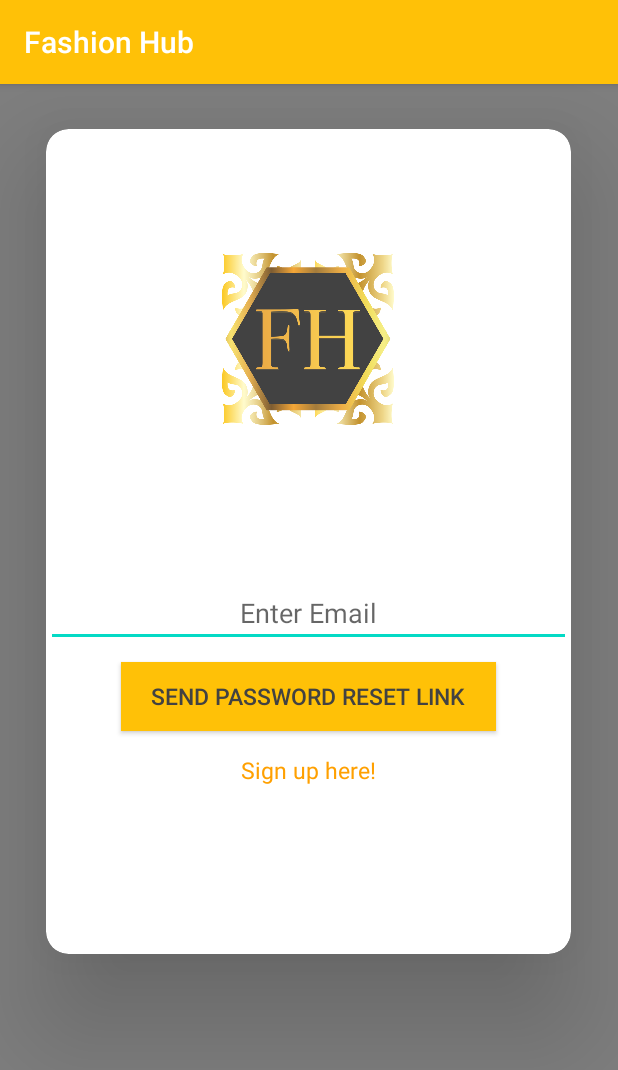
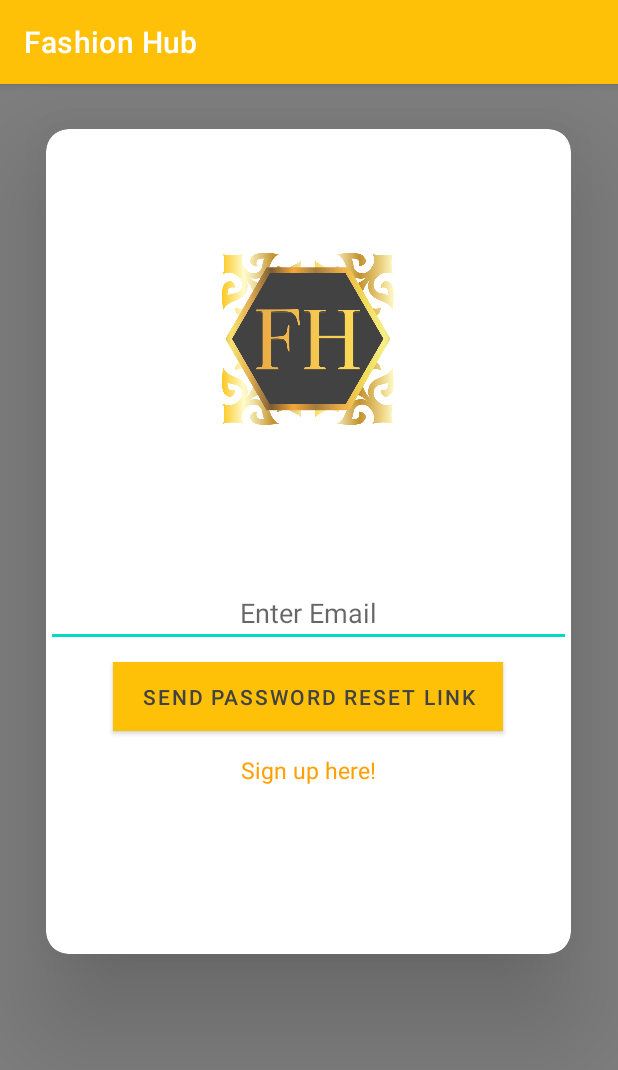
Before and after one commit to Kashish199/Fashion-Hub, an Android app: the ForgotPassword screen opened directly, with no data from a screen before it, on a phone screen of 412 x 824 dp. Shown: the top 1070 px of the screen. Run offline under Robolectric (Android 15) with nearby library versions, the phone set to English and light mode, and no system bars; our stand-ins replace Firebase (no records; nobody signed in at launch, a user with empty details on screens opened directly).

Commit message:
Ui changes | java code changes

```diff
--- a/app/src/main/java/com/example/fashionhub/ForgotPassword.java
+++ b/app/src/main/java/com/example/fashionhub/ForgotPassword.java
@@ -3,11 +3,13 @@ package com.example.fashionhub;
 import androidx.annotation.NonNull;
 import androidx.appcompat.app.AppCompatActivity;
 
+import android.content.Intent;
 import android.os.Bundle;
 import android.util.Log;
 import android.view.View;
 import android.widget.Button;
 import android.widget.EditText;
+import android.widget.TextView;
 import android.widget.Toast;
 
 import com.google.android.gms.tasks.OnCompleteListener;
@@ -21,7 +23,7 @@ import java.util.regex.Pattern;
 
 public class ForgotPassword extends AppCompatActivity {
 
-
+TextView signup;
     EditText email;
     Button reset;
     String emailAddress;
@@ -33,6 +35,17 @@ public class ForgotPassword extends AppCompatActivity {
         final FirebaseAuth auth = FirebaseAuth.getInstance();
         email = findViewById(R.id.resetemail);
         reset = findViewById(R.id.resetpassword);
+        signup = findViewById(R.id.signup_option);
+
+        signup.setOnClickListener(new View.OnClickListener() {
+            @Override
+            public void onClick(View view) {
+                Intent u = new Intent(getApplicationContext(), User.class);
+                startActivity(u);
+
+            }
+        });
+
 
         reset.setOnClickListener(new View.OnClickListener() {
             @Override
--- a/app/src/main/java/com/example/fashionhub/OrderSummary.java
+++ b/app/src/main/java/com/example/fashionhub/OrderSummary.java
@@ -30,6 +30,8 @@ public class OrderSummary extends AppCompatActivity {
         btnCheckout = findViewById(R.id.btnCheckout);
         final Bundle b = getIntent().getExtras();
 
+
+
         final double price = b.getDouble("price");
 
         stotal.setText("$ " + price);
--- a/app/src/main/java/com/example/fashionhub/adapter/ApproveAdapter.java
+++ b/app/src/main/java/com/example/fashionhub/adapter/ApproveAdapter.java
@@ -164,8 +164,8 @@ public class ApproveAdapter extends RecyclerView.Adapter<ApproveAdapter.ViewHold
                                             @Override
                                             public void onSuccess(Void aVoid) {
                                                 Log.d("TAG", "DocumentSnapshot successfully updated!");
-                                                holder.sellname.setTextColor(Color.RED);
-                                                holder.sellcompany.setTextColor(Color.RED);
+//                                                holder.sellname.setTextColor(Color.RED);
+//                                                holder.sellcompany.setTextColor(Color.RED);
                                             }
                                         })
                                                 .addOnFailureListener(new OnFailureListener() {
--- a/app/src/main/java/com/example/fashionhub/adapter/ListAdapter.java
+++ b/app/src/main/java/com/example/fashionhub/adapter/ListAdapter.java
@@ -70,10 +70,6 @@ public class ListAdapter extends RecyclerView.Adapter<ListAdapter.ListViewHolder
                                 document.getReference().delete();
                                 //notifyItemRemoved(position);
                                 //notifyItemRangeChanged(position, productsList.size());
-
-
-//
-
                             }
                             productsList.remove(position);
                             notifyDataSetChanged();
--- a/app/src/main/res/layout/activity_forgot_password.xml
+++ b/app/src/main/res/layout/activity_forgot_password.xml
@@ -41,17 +41,17 @@
 
             <Button
                 android:id="@+id/resetpassword"
-                android:layout_width="250dp"
+                android:layout_width="260dp"
                 android:layout_height="46dp"
                 android:layout_gravity="center"
                 android:layout_marginTop="10dp"
                 android:background="#ffc107"
                 android:text="Send Password Reset Link"
                 android:textColor="#424242"
-                android:textSize="15dp" />
+                android:textSize="14dp" />
 
             <TextView
-                android:id="@+id/useroption"
+                android:id="@+id/signup_option"
                 android:layout_width="wrap_content"
                 android:layout_height="wrap_content"
                 android:layout_gravity="center"
--- a/app/src/main/res/values/colors.xml
+++ b/app/src/main/res/values/colors.xml
@@ -5,4 +5,8 @@
     <color name="colorAccent">#03DAC5</color>
     <color name="myTextColor">#51ca8e</color>
     <color name="myMainColor">#51ca8e</color>
+     <color name="Approve">#008000</color>
+    <color name="deny">#FF0000</color>
+    <color name="cartbutton">#42995C</color>
+
 </resources>
--- a/app/src/main/res/values/styles.xml
+++ b/app/src/main/res/values/styles.xml
@@ -1,10 +1,19 @@
 <resources>
     <!-- Base application theme. -->
-    <style name="AppTheme" parent="Theme.AppCompat.Light.DarkActionBar">
+    <style name="AppTheme" parent="Theme.MaterialComponents.Light.DarkActionBar">
         <!-- Customize your theme here. -->
         <item name="colorPrimary">@color/colorPrimary</item>
         <item name="colorPrimaryDark">@color/colorPrimaryDark</item>
         <item name="colorAccent">@color/colorAccent</item>
+<!--        <item name="Approve">@color/Approve</item>-->
+<!--        <item name="Deny">@color/deny</item>-->
+<!--        <item name="csrtbutton">@color/cartbutton</item>-->
+
+    </style>
+
+    <style name="Widget.MyApp.Button" parent="Widget.MaterialComponents.Button">
+        <item name="backgroundTint">@color/deny</item>
+        <item name="background">@color/Approve</item>
     </style>
 
 </resources>
```
Also changed, not shown: app/src/main/AndroidManifest.xml (+6 -3 lines), app/src/main/res/layout/activity_thank_you.xml (added, +43 -0 lines), app/src/main/res/layout/postlist_item.xml (+7 -8 lines), app/src/main/res/layout/single_admin_list.xml (+6 -6 lines).
